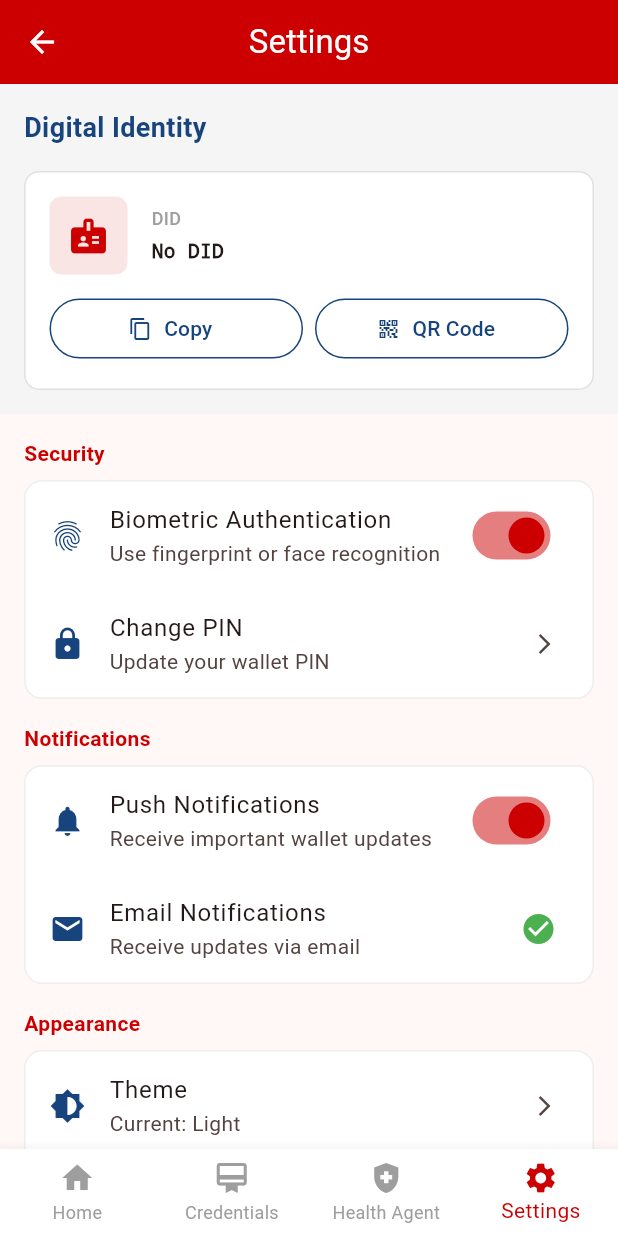
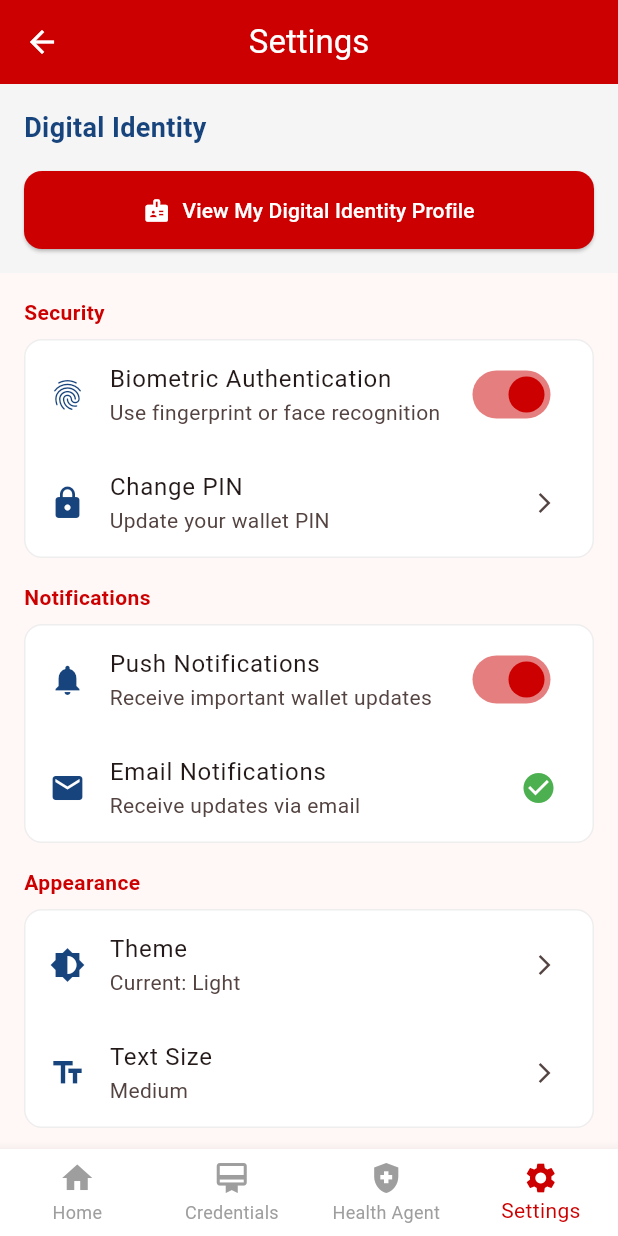
Before and after one commit to kiranaddepalli/simple-app, a Flutter app: the MainWalletApp screen opened directly, item 4 of the bottom bar chosen, on a phone screen of 412 x 824 dp. Run offline on Flutter 3.47's test engine with Material 3 defaults, Android fonts, the phone set to English and light mode, and no system bars; our stand-ins replace permission_handler, qr_flutter, shared_preferences; missing offline and left inert: mobile_scanner; accounts and stored records are empty.

Commit message:
Profile fixed

```diff
--- a/lib/models/user_model.dart
+++ b/lib/models/user_model.dart
@@ -18,9 +18,9 @@ class UserInfo {
   // Mock user for testing
   static UserInfo mockUser() {
     return UserInfo(
-      firstName: 'John',
-      lastName: 'Thompson',
-      dateOfBirth: DateTime(1985, 6, 15),
+      firstName: 'Kiran',
+      lastName: 'Addepalli',
+      dateOfBirth: DateTime(1975, 10, 10),
       country: 'United States',
     );
   }
--- a/lib/screens/home_screen.dart
+++ b/lib/screens/home_screen.dart
@@ -218,6 +218,7 @@ class HomeScreen extends StatelessWidget {
                             label: const Text('Start Scanning'),
                             style: ElevatedButton.styleFrom(
                               backgroundColor: const Color(0xFFCC0000),
+                              foregroundColor: Colors.white,
                               shape: RoundedRectangleBorder(
                                 borderRadius: BorderRadius.circular(12),
                               ),
--- a/lib/screens/settings_screen.dart
+++ b/lib/screens/settings_screen.dart
@@ -1,5 +1,6 @@
 import 'package:flutter/material.dart';
 import '../providers/auth_provider.dart';
+import 'digital_identity_screen.dart';
 
 /// Settings Screen - Now includes profile and settings
 class SettingsScreen extends StatefulWidget {
@@ -23,8 +24,6 @@ class _SettingsScreenState extends State<SettingsScreen> {
 
   @override
   Widget build(BuildContext context) {
-    final did = widget.authProvider.getDID() ?? 'No DID';
-
     return Scaffold(
       appBar: AppBar(
         title: const Text('Settings'),
@@ -51,100 +50,29 @@ class _SettingsScreenState extends State<SettingsScreen> {
                     ),
                   ),
                   const SizedBox(height: 16),
-                  Container(
-                    padding: const EdgeInsets.all(16),
-                    decoration: BoxDecoration(
-                      color: Colors.white,
-                      border: Border.all(color: Colors.grey[300]!),
-                      borderRadius: BorderRadius.circular(10),
-                    ),
-                    child: Column(
-                      crossAxisAlignment: CrossAxisAlignment.start,
-                      children: [
-                        Row(
-                          children: [
-                            Container(
-                              padding: const EdgeInsets.all(12),
-                              decoration: BoxDecoration(
-                                color: const Color(0xFFCC0000).withOpacity(0.1),
-                                borderRadius: BorderRadius.circular(8),
-                              ),
-                              child: const Icon(
-                                Icons.badge,
-                                color: Color(0xFFCC0000),
-                                size: 28,
-                              ),
+                  SizedBox(
+                    width: double.infinity,
+                    child: ElevatedButton.icon(
+                      onPressed: () {
+                        Navigator.push(
+                          context,
+                          MaterialPageRoute(
+                            builder: (context) => DigitalIdentityScreen(
+                              authProvider: widget.authProvider,
                             ),
-                            const SizedBox(width: 16),
-                            Expanded(
-                              child: Column(
-                                crossAxisAlignment: CrossAxisAlignment.start,
-                                children: [
-                                  const Text(
-                                    'DID',
-                                    style: TextStyle(
-                                      fontSize: 12,
-                                      color: Colors.grey,
-                                      fontWeight: FontWeight.w500,
-                                    ),
-                                  ),
-                                  const SizedBox(height: 4),
-                                  Text(
-                                    did.length > 40 ? '${did.substring(0, 40)}...' : did,
-                                    style: const TextStyle(
-                                      fontSize: 13,
-                                      fontWeight: FontWeight.w600,
-                                      fontFamily: 'monospace',
-                                    ),
-                                  ),
-                                ],
-                              ),
-                            ),
-                          ],
+                          ),
+                        );
+                      },
+                      icon: const Icon(Icons.badge),
+                      label: const Text('View My Digital Identity Profile'),
+                      style: ElevatedButton.styleFrom(
+                        backgroundColor: const Color(0xFFCC0000),
+                        foregroundColor: Colors.white,
+                        padding: const EdgeInsets.symmetric(vertical: 16),
+                        shape: RoundedRectangleBorder(
+                          borderRadius: BorderRadius.circular(12),
                         ),
-                        const SizedBox(height: 12),
-                        Row(
-                          children: [
-                            Expanded(
-                              child: OutlinedButton.icon(
-                                onPressed: () {
-                                  ScaffoldMessenger.of(context).showSnackBar(
-                                    const SnackBar(
-                                      content: Text('DID copied to clipboard'),
-                                      duration: Duration(seconds: 2),
-                                    ),
-                                  );
-                                },
-                                icon: const Icon(Icons.copy, size: 16),
-                                label: const Text('Copy'),
-                                style: OutlinedButton.styleFrom(
-                                  foregroundColor: const Color(0xFF17447C),
-                                  side: const BorderSide(color: Color(0xFF17447C)),
-                                ),
-                              ),
-                            ),
-                            const SizedBox(width: 8),
-                            Expanded(
-                              child: OutlinedButton.icon(
-                                onPressed: () {
-                                  ScaffoldMessenger.of(context).showSnackBar(
-                                    const SnackBar(
-                                      content: Text('QR code generated'),
-                                      duration: Duration(seconds: 2),
-                                    ),
-                                  );
-                                },
-                                icon: const Icon(Icons.qr_code_2, size: 16),
-                                label: const Text('QR Code'),
-                                style: OutlinedButton.styleFrom(
-                                  foregroundColor: const Color(0xFF17447C),
-                                  side: const BorderSide(color: Color(0xFF17447C)),
-                                ),
-                              ),
-                            ),
-                          ],
-                        ),
-                      ],
+                      ),
                     ),
                   ),
                 ],
@@ -284,6 +212,7 @@ class _SettingsScreenState extends State<SettingsScreen> {
             onPressed: () => Navigator.pop(context),
             style: ElevatedButton.styleFrom(
               backgroundColor: const Color(0xFFCC0000),
+              foregroundColor: Colors.white,
             ),
             child: const Text('Save'),
           ),
@@ -354,6 +283,7 @@ class _SettingsScreenState extends State<SettingsScreen> {
             },
             style: ElevatedButton.styleFrom(
               backgroundColor: Colors.red,
+              foregroundColor: Colors.white,
             ),
             child: const Text('Logout'),
           ),
--- a/pubspec.yaml
+++ b/pubspec.yaml
@@ -42,6 +42,7 @@ dependencies:
   permission_handler: ^12.0.1
   mobile_scanner: ^7.1.3
   shared_preferences: ^2.5.3
+  qr_flutter: ^4.1.0
 
 dev_dependencies:
   flutter_test:
```
Also changed, not shown: lib/screens/digital_identity_screen.dart (added, +306 -0 lines), pubspec.lock.
